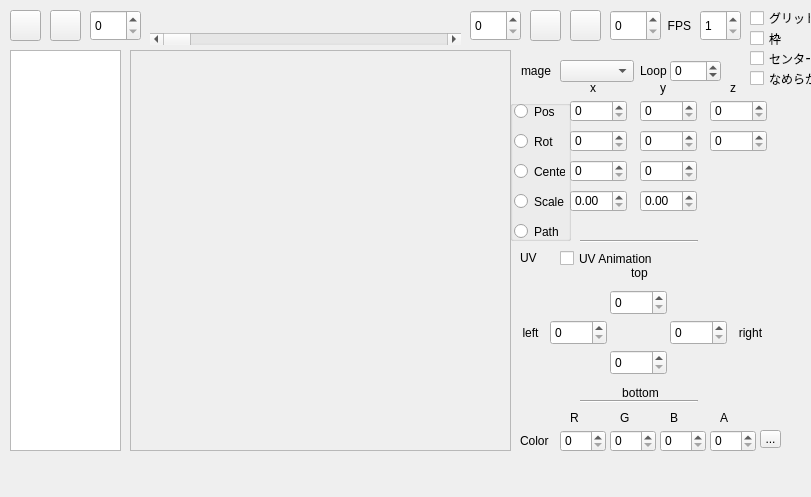
First picture: the form in ui/animationform.ui, repository chocoball/AnimationCreator, before the edit.
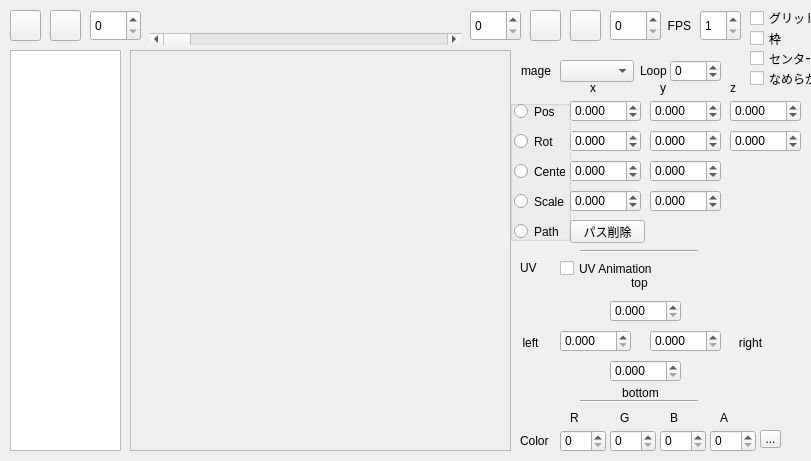
Second picture: the form after the edit. Icons and pictures are not drawn. Custom widgets are drawn as their Qt base class.

Commit message: フレームデータ。色以外をfloatにしました。 パス削除ボタン追加

What changed in the file:
```diff
--- a/ui/animationform.ui
+++ b/ui/animationform.ui
@@ -7,7 +7,7 @@
     <x>0</x>
     <y>0</y>
     <width>811</width>
-    <height>497</height>
+    <height>461</height>
    </rect>
   </property>
   <property name="sizePolicy">
@@ -78,26 +78,6 @@
     <number>9999</number>
    </property>
   </widget>
-  <widget class="QSpinBox" name="spinBox_pos_y">
-   <property name="geometry">
-    <rect>
-     <x>640</x>
-     <y>100</y>
-     <width>57</width>
-     <height>22</height>
-    </rect>
-   </property>
-  </widget>
-  <widget class="QSpinBox" name="spinBox_pos_x">
-   <property name="geometry">
-    <rect>
-     <x>570</x>
-     <y>100</y>
-     <width>57</width>
-     <height>22</height>
-    </rect>
-   </property>
-  </widget>
   <widget class="QLabel" name="label_x">
    <property name="geometry">
     <rect>
@@ -140,7 +120,7 @@
    <property name="geometry">
     <rect>
      <x>609</x>
-     <y>260</y>
+     <y>270</y>
      <width>61</width>
      <height>25</height>
     </rect>
@@ -158,31 +138,11 @@
     <set>Qt::AlignCenter</set>
    </property>
   </widget>
-  <widget class="QSpinBox" name="spinBox_uv_right">
-   <property name="geometry">
-    <rect>
-     <x>670</x>
-     <y>320</y>
-     <width>57</width>
-     <height>25</height>
-    </rect>
-   </property>
-  </widget>
-  <widget class="QSpinBox" name="spinBox_uv_left">
-   <property name="geometry">
-    <rect>
-     <x>550</x>
-     <y>320</y>
-     <width>57</width>
-     <height>25</height>
-    </rect>
-   </property>
-  </widget>
   <widget class="QLabel" name="label_uv_right">
    <property name="geometry">
     <rect>
      <x>730</x>
-     <y>320</y>
+     <y>330</y>
      <width>41</width>
      <height>25</height>
     </rect>
@@ -200,21 +160,11 @@
     <set>Qt::AlignCenter</set>
    </property>
   </widget>
-  <widget class="QSpinBox" name="spinBox_uv_bottom">
-   <property name="geometry">
-    <rect>
-     <x>610</x>
-     <y>350</y>
-     <width>57</width>
-     <height>25</height>
-    </rect>
-   </property>
-  </widget>
   <widget class="QLabel" name="label_uv_left">
    <property name="geometry">
     <rect>
      <x>510</x>
-     <y>320</y>
+     <y>330</y>
      <width>41</width>
      <height>25</height>
     </rect>
@@ -232,16 +182,6 @@
     <set>Qt::AlignCenter</set>
    </property>
   </widget>
-  <widget class="QSpinBox" name="spinBox_uv_top">
-   <property name="geometry">
-    <rect>
-     <x>610</x>
-     <y>290</y>
-     <width>57</width>
-     <height>25</height>
-    </rect>
-   </property>
-  </widget>
   <widget class="QLabel" name="label_uv_bottom">
    <property name="geometry">
     <rect>
@@ -268,7 +208,7 @@
    <property name="geometry">
     <rect>
      <x>520</x>
-     <y>250</y>
+     <y>260</y>
      <width>21</width>
      <height>16</height>
     </rect>
@@ -292,32 +232,46 @@
     <rect>
      <x>570</x>
      <y>190</y>
-     <width>57</width>
+     <width>71</width>
      <height>22</height>
     </rect>
    </property>
    <property name="autoFillBackground">
     <bool>true</bool>
    </property>
+   <property name="decimals">
+    <number>3</number>
+   </property>
+   <property name="minimum">
+    <double>-9999.998999999999796</double>
+   </property>
+   <property name="maximum">
+    <double>9999.998999999999796</double>
+   </property>
+   <property name="singleStep">
+    <double>0.001000000000000</double>
+   </property>
   </widget>
   <widget class="QDoubleSpinBox" name="doubleSpinBox_scale_y">
    <property name="geometry">
     <rect>
-     <x>640</x>
+     <x>650</x>
      <y>190</y>
-     <width>57</width>
+     <width>71</width>
      <height>22</height>
     </rect>
    </property>
-  </widget>
-  <widget class="QSpinBox" name="spinBox_pos_z">
-   <property name="geometry">
-    <rect>
-     <x>710</x>
-     <y>100</y>
-     <width>57</width>
-     <height>22</height>
-    </rect>
+   <property name="decimals">
+    <number>3</number>
+   </property>
+   <property name="minimum">
+    <double>-9999.998999999999796</double>
+   </property>
+   <property name="maximum">
+    <double>9999.998999999999796</double>
+   </property>
+   <property name="singleStep">
+    <double>0.001000000000000</double>
    </property>
   </widget>
   <widget class="QLabel" name="label_z">
@@ -385,26 +339,6 @@
     </size>
    </property>
   </widget>
-  <widget class="QSpinBox" name="spinBox_center_x">
-   <property name="geometry">
-    <rect>
-     <x>570</x>
-     <y>160</y>
-     <width>57</width>
-     <height>22</height>
-    </rect>
-   </property>
-  </widget>
-  <widget class="QSpinBox" name="spinBox_center_y">
-   <property name="geometry">
-    <rect>
-     <x>640</x>
-     <y>160</y>
-     <width>57</width>
-     <height>22</height>
-    </rect>
-   </property>
-  </widget>
   <widget class="QCheckBox" name="checkBox_grid">
    <property name="geometry">
     <rect>
@@ -418,36 +352,6 @@
     <string>グリッド</string>
    </property>
   </widget>
-  <widget class="QSpinBox" name="spinBox_rot_z">
-   <property name="geometry">
-    <rect>
-     <x>710</x>
-     <y>130</y>
-     <width>57</width>
-     <height>22</height>
-    </rect>
-   </property>
-  </widget>
-  <widget class="QSpinBox" name="spinBox_rot_y">
-   <property name="geometry">
-    <rect>
-     <x>640</x>
-     <y>130</y>
-     <width>57</width>
-     <height>22</height>
-    </rect>
-   </property>
-  </widget>
-  <widget class="QSpinBox" name="spinBox_rot_x">
-   <property name="geometry">
-    <rect>
-     <x>570</x>
-     <y>130</y>
-     <width>57</width>
-     <height>22</height>
-    </rect>
-   </property>
-  </widget>
   <widget class="QComboBox" name="comboBox_image_no">
    <property name="geometry">
     <rect>
@@ -478,7 +382,7 @@
    <property name="geometry">
     <rect>
      <x>560</x>
-     <y>250</y>
+     <y>260</y>
      <width>111</width>
      <height>17</height>
     </rect>
@@ -614,7 +518,7 @@
    <property name="geometry">
     <rect>
      <x>580</x>
-     <y>240</y>
+     <y>250</y>
      <width>118</width>
      <height>3</height>
     </rect>
@@ -913,6 +817,280 @@
     <enum>Qt::Horizontal</enum>
    </property>
   </widget>
+  <widget class="QDoubleSpinBox" name="doubleSpinBox_pos_z">
+   <property name="geometry">
+    <rect>
+     <x>730</x>
+     <y>100</y>
+     <width>71</width>
+     <height>22</height>
+    </rect>
+   </property>
+   <property name="decimals">
+    <number>3</number>
+   </property>
+   <property name="minimum">
+    <double>-9999.998999999999796</double>
+   </property>
+   <property name="maximum">
+    <double>9999.998999999999796</double>
+   </property>
+   <property name="singleStep">
+    <double>0.001000000000000</double>
+   </property>
+  </widget>
+  <widget class="QDoubleSpinBox" name="doubleSpinBox_pos_x">
+   <property name="geometry">
+    <rect>
+     <x>570</x>
+     <y>100</y>
+     <width>71</width>
+     <height>22</height>
+    </rect>
+   </property>
+   <property name="autoFillBackground">
+    <bool>true</bool>
+   </property>
+   <property name="decimals">
+    <number>3</number>
+   </property>
+   <property name="minimum">
+    <double>-9999.998999999999796</double>
+   </property>
+   <property name="maximum">
+    <double>9999.998999999999796</double>
+   </property>
+   <property name="singleStep">
+    <double>0.001000000000000</double>
+   </property>
+  </widget>
+  <widget class="QDoubleSpinBox" name="doubleSpinBox_pos_y">
+   <property name="geometry">
+    <rect>
+     <x>650</x>
+     <y>100</y>
+     <width>71</width>
+     <height>22</height>
+    </rect>
+   </property>
+   <property name="decimals">
+    <number>3</number>
+   </property>
+   <property name="minimum">
+    <double>-9999.998999999999796</double>
+   </property>
+   <property name="maximum">
+    <double>9999.998999999999796</double>
+   </property>
+   <property name="singleStep">
+    <double>0.001000000000000</double>
+   </property>
+  </widget>
+  <widget class="QDoubleSpinBox" name="doubleSpinBox_rot_x">
+   <property name="geometry">
+    <rect>
+     <x>570</x>
+     <y>130</y>
+     <width>71</width>
+     <height>22</height>
+    </rect>
+   </property>
+   <property name="autoFillBackground">
+    <bool>true</bool>
+   </property>
+   <property name="decimals">
+    <number>3</number>
+   </property>
+   <property name="minimum">
+    <double>-360.000000000000000</double>
+   </property>
+   <property name="maximum">
+    <double>360.000000000000000</double>
+   </property>
+   <property name="singleStep">
+    <double>0.001000000000000</double>
+   </property>
+  </widget>
+  <widget class="QDoubleSpinBox" name="doubleSpinBox_rot_y">
+   <property name="geometry">
+    <rect>
+     <x>650</x>
+     <y>130</y>
+     <width>71</width>
+     <height>22</height>
+    </rect>
+   </property>
+   <property name="decimals">
+    <number>3</number>
+   </property>
+   <property name="minimum">
+    <double>-360.000000000000000</double>
+   </property>
+   <property name="maximum">
+    <double>360.000000000000000</double>
+   </property>
+   <property name="singleStep">
+    <double>0.001000000000000</double>
+   </property>
+  </widget>
+  <widget class="QDoubleSpinBox" name="doubleSpinBox_rot_z">
+   <property name="geometry">
+    <rect>
+     <x>730</x>
+     <y>130</y>
+     <width>71</width>
+     <height>22</height>
+    </rect>
+   </property>
+   <property name="decimals">
+    <number>3</number>
+   </property>
+   <property name="minimum">
+    <double>-360.000000000000000</double>
+   </property>
+   <property name="maximum">
+    <double>360.000000000000000</double>
+   </property>
+   <property name="singleStep">
+    <double>0.001000000000000</double>
+   </property>
+  </widget>
+  <widget class="QDoubleSpinBox" name="doubleSpinBox_center_y">
+   <property name="geometry">
+    <rect>
+     <x>650</x>
+     <y>160</y>
+     <width>71</width>
+     <height>22</height>
+    </rect>
+   </property>
+   <property name="decimals">
+    <number>3</number>
+   </property>
+   <property name="minimum">
+    <double>-9999.998999999999796</double>
+   </property>
+   <property name="maximum">
+    <double>9999.998999999999796</double>
+   </property>
+   <property name="singleStep">
+    <double>0.001000000000000</double>
+   </property>
+  </widget>
+  <widget class="QDoubleSpinBox" name="doubleSpinBox_center_x">
+   <property name="geometry">
+    <rect>
+     <x>570</x>
+     <y>160</y>
+     <width>71</width>
+     <height>22</height>
+    </rect>
+   </property>
+   <property name="autoFillBackground">
+    <bool>true</bool>
+   </property>
+   <property name="decimals">
+    <number>3</number>
+   </property>
+   <property name="minimum">
+    <double>-9999.998999999999796</double>
+   </property>
+   <property name="maximum">
+    <double>9999.998999999999796</double>
+   </property>
+   <property name="singleStep">
+    <double>0.001000000000000</double>
+   </property>
+  </widget>
+  <widget class="QDoubleSpinBox" name="doubleSpinBox_uv_top">
+   <property name="geometry">
+    <rect>
+     <x>610</x>
+     <y>300</y>
+     <width>71</width>
+     <height>22</height>
+    </rect>
+   </property>
+   <property name="decimals">
+    <number>3</number>
+   </property>
+   <property name="maximum">
+    <double>4096.000000000000000</double>
+   </property>
+   <property name="singleStep">
+    <double>1.000000000000000</double>
+   </property>
+  </widget>
+  <widget class="QDoubleSpinBox" name="doubleSpinBox_uv_left">
+   <property name="geometry">
+    <rect>
+     <x>560</x>
+     <y>330</y>
+     <width>71</width>
+     <height>22</height>
+    </rect>
+   </property>
+   <property name="decimals">
+    <number>3</number>
+   </property>
+   <property name="maximum">
+    <double>4096.000000000000000</double>
+   </property>
+   <property name="singleStep">
+    <double>1.000000000000000</double>
+   </property>
+  </widget>
+  <widget class="QDoubleSpinBox" name="doubleSpinBox_uv_bottom">
+   <property name="geometry">
+    <rect>
+     <x>610</x>
+     <y>360</y>
+     <width>71</width>
+     <height>22</height>
+    </rect>
+   </property>
+   <property name="decimals">
+    <number>3</number>
+   </property>
+   <property name="maximum">
+    <double>4096.000000000000000</double>
+   </property>
+   <property name="singleStep">
+    <double>1.000000000000000</double>
+   </property>
+  </widget>
+  <widget class="QDoubleSpinBox" name="doubleSpinBox_uv_right">
+   <property name="geometry">
+    <rect>
+     <x>650</x>
+     <y>330</y>
+     <width>71</width>
+     <height>22</height>
+    </rect>
+   </property>
+   <property name="decimals">
+    <number>3</number>
+   </property>
+   <property name="maximum">
+    <double>4096.000000000000000</double>
+   </property>
+   <property name="singleStep">
+    <double>1.000000000000000</double>
+   </property>
+  </widget>
+  <widget class="QPushButton" name="pushButton_del_path">
+   <property name="geometry">
+    <rect>
+     <x>570</x>
+     <y>220</y>
+     <width>75</width>
+     <height>23</height>
+    </rect>
+   </property>
+   <property name="text">
+    <string>パス削除</string>
+   </property>
+  </widget>
  </widget>
  <customwidgets>
   <customwidget>
```
Left out of the diff: 12 changed lines with no effect on the pictures. The commit also changes 16 other files.
